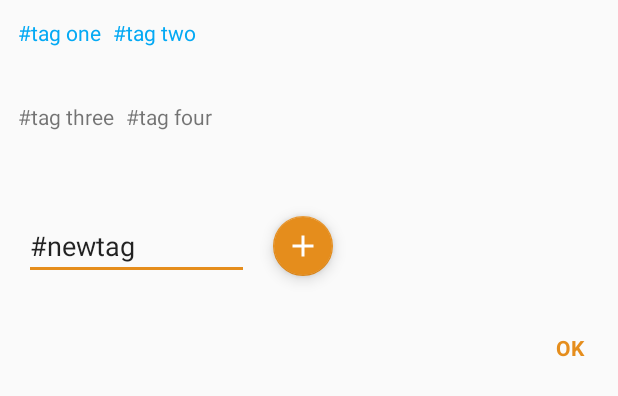
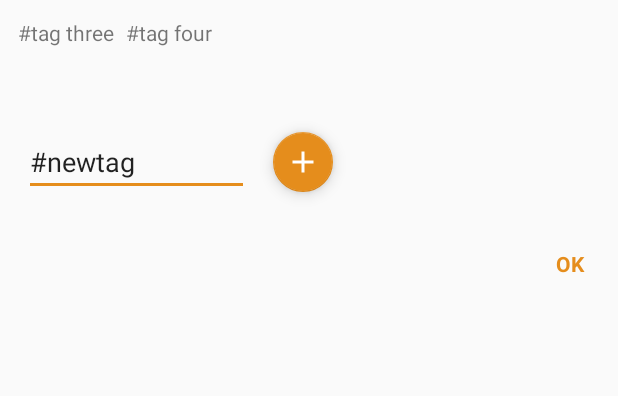
Before and after one commit to CEThompson/TimeLapseGallery, an Android app: the layout dialog_project_tag.xml on its own in the app's theme, with its tools: preview values and no code run, on a phone screen of 412 x 824 dp. Shown: the top 396 px of the screen. Run offline under Robolectric (Android 15) with nearby library versions, the phone set to English and light mode, and no system bars.

Commit message:
refactor: restructure project tag dialog to

```diff
--- a/app/src/main/res/layout/dialog_manage_project_tag.xml
+++ b/app/src/main/res/layout/dialog_project_tag.xml
@@ -6,34 +6,6 @@
     android:layout_height="match_parent"
     android:orientation="vertical"
     android:padding="@dimen/medium">
-
-    <!-- Layout for current project tags -->
-    <com.google.android.flexbox.FlexboxLayout
-        android:id="@+id/project_tag_dialog_current_tags_layout"
-        android:layout_width="wrap_content"
-        android:layout_height="wrap_content"
-        app:alignContent="stretch"
-        app:alignItems="stretch"
-        app:flexWrap="wrap">
-
-        <TextView
-            android:layout_width="wrap_content"
-            android:layout_height="wrap_content"
-            android:layout_margin="@dimen/small"
-            android:minWidth="@dimen/touch_target_min"
-            android:minHeight="@dimen/touch_target_min"
-            android:textColor="@color/colorTag"
-            tools:text="#tag one" />
-
-        <TextView
-            android:layout_width="wrap_content"
-            android:layout_height="wrap_content"
-            android:layout_margin="@dimen/small"
-            android:minWidth="@dimen/touch_target_min"
-            android:minHeight="@dimen/touch_target_min"
-            android:textColor="@color/colorTag"
-            tools:text="#tag two" />
-    </com.google.android.flexbox.FlexboxLayout>
 
     <!-- Layout for available project tags -->
     <com.google.android.flexbox.FlexboxLayout
@@ -90,6 +62,7 @@
     </LinearLayout>
 
     <TextView
+        android:id="@+id/dialog_project_tag_dismiss"
         android:layout_width="wrap_content"
         android:layout_height="wrap_content"
         android:layout_gravity="end"
```
Also changed, not shown: app/src/main/java/com/vwoom/timelapsegallery/detail/DetailFragment.kt (+37 -62 lines).
